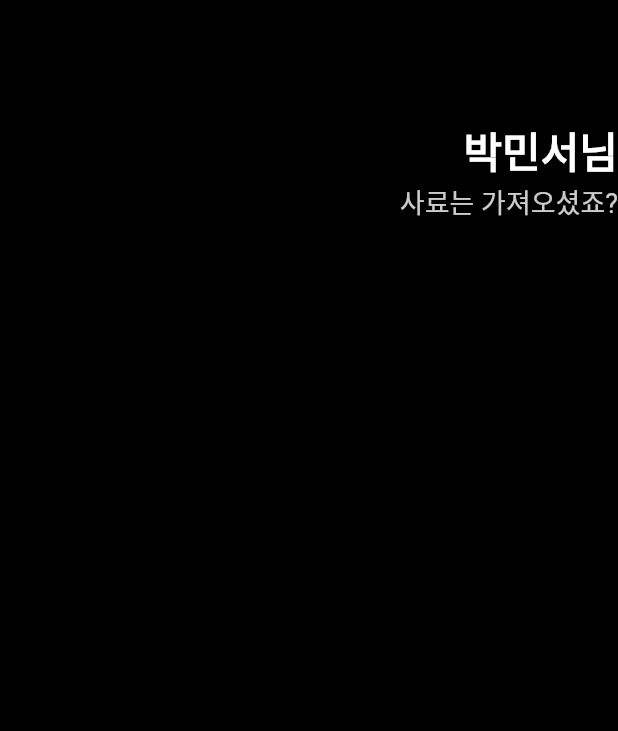
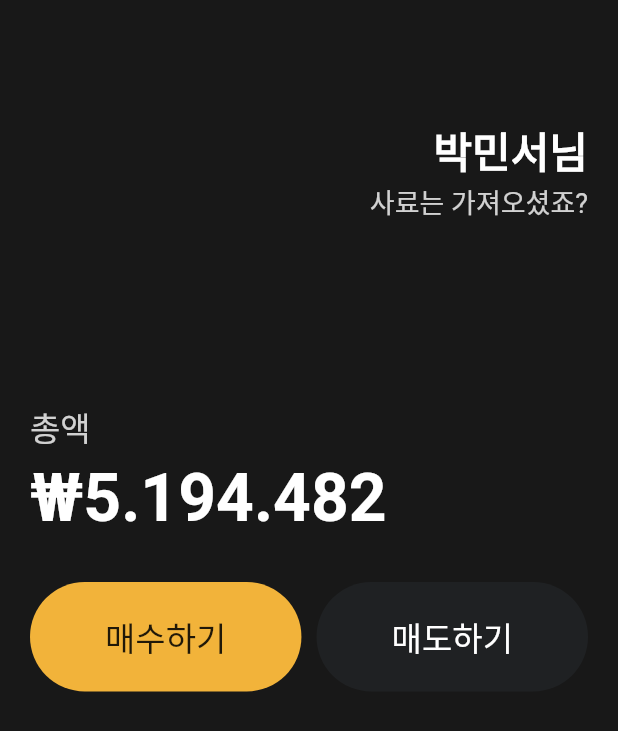
Before and after one commit to minseo-and/bitcoin, a Flutter app: the screen it shows after launch, on a phone screen of 412 x 824 dp. Shown: the top 731 px of the screen. Run offline on Flutter 3.47's test engine with Material 2 defaults, Android fonts, the phone set to English and light mode, and no system bars.

Commit message:
버튼 만듦

```diff
--- a/lib/main.dart
+++ b/lib/main.dart
@@ -5,47 +5,111 @@ void main() {
 }
 
 class MyApp extends StatelessWidget {
-
   @override
   Widget build(BuildContext context) {
-
     return MaterialApp(
       home: Scaffold(
-          backgroundColor: Colors.black,
-          body: Column(
+          backgroundColor: const Color(0xff181818),
+          body: Padding(
+            padding: const EdgeInsets.symmetric(horizontal: 20),
+            child: Column(
+              crossAxisAlignment: CrossAxisAlignment.
+              start,
               children: [
-              SizedBox(
+                const SizedBox(
                   height: 80,
                 ),
                 Row(
-                mainAxisAlignment: MainAxisAlignment.
-                end,
+                  mainAxisAlignment: MainAxisAlignment.end,
                   children: [
                     Column(
                       crossAxisAlignment: CrossAxisAlignment.end,
                       children: [
-                      Text('박민서님',
+                        const Text(
+                          '박민서님',
                           style: TextStyle(
                             color: Colors.white,
                             fontSize: 28,
                             fontWeight: FontWeight.w800,
                           ),
                         ),
-                      Text('사료는 가져오셨죠?',
+                        Text(
+                          '사료는 가져오셨죠?',
                           style: TextStyle(
-                            color: Colors.white.
-                            withOpacity(0.8),
-                            fontSize: 18
+                              color: Colors.white.withOpacity(0.8),
+                              fontSize: 18),
+                        ),
+                      ],
+                    )
+                  ],
+                ),
+                const SizedBox(
+                  height: 120,
+                ),
+                Text(
+                  '총액',
+                  style: TextStyle(
+                      fontSize: 22,
+                      color: Colors.white.withOpacity(0.8)),
+                ),
+                const SizedBox(
+                  height: 5,
+                ),
+                const Text(
+                  '₩5.194.482',
+                  style: TextStyle(
+                      fontSize: 44,
+                      fontWeight: FontWeight.w600,
+                      color: Colors.white
+                  )
+                ),
+                const SizedBox(
+                  height: 30,
+                ),
+                Row(
+                  mainAxisAlignment: MainAxisAlignment.
+                  spaceBetween,
+                  children: [
+                    Container(
+                      decoration: BoxDecoration(
+                        color: const Color(0xfff2b33a),
+                        borderRadius: BorderRadius.circular(45)
+                      ),
+                      child: const Padding(
+                        padding: EdgeInsets.symmetric(
+                          vertical: 20,
+                          horizontal: 50,
+                        ),
+                        child: Text('매수하기',
+                        style: TextStyle(
+                            fontSize: 22,
                           ),
                         ),
-                    ],
+                      ),
+                    ),
+                    Container(
+                      decoration: BoxDecoration(
+                          color: const Color(0xff1f2123),
+                          borderRadius: BorderRadius.circular(45)
+                      ),
+                      child: const Padding(
+                        padding: EdgeInsets.symmetric(
+                          vertical: 20,
+                          horizontal: 50,
+                        ),
+                        child: Text('매도하기',
+                          style: TextStyle(
+                            fontSize: 22,
+                            color: Colors.white
+                          ),
+                        ),
+                      ),
                     )
                   ],
                 )
               ],
             ),
-        ),
+          )),
     );
   }
-
 }
```
Lines whose indentation alone changed are shown as unchanged.
